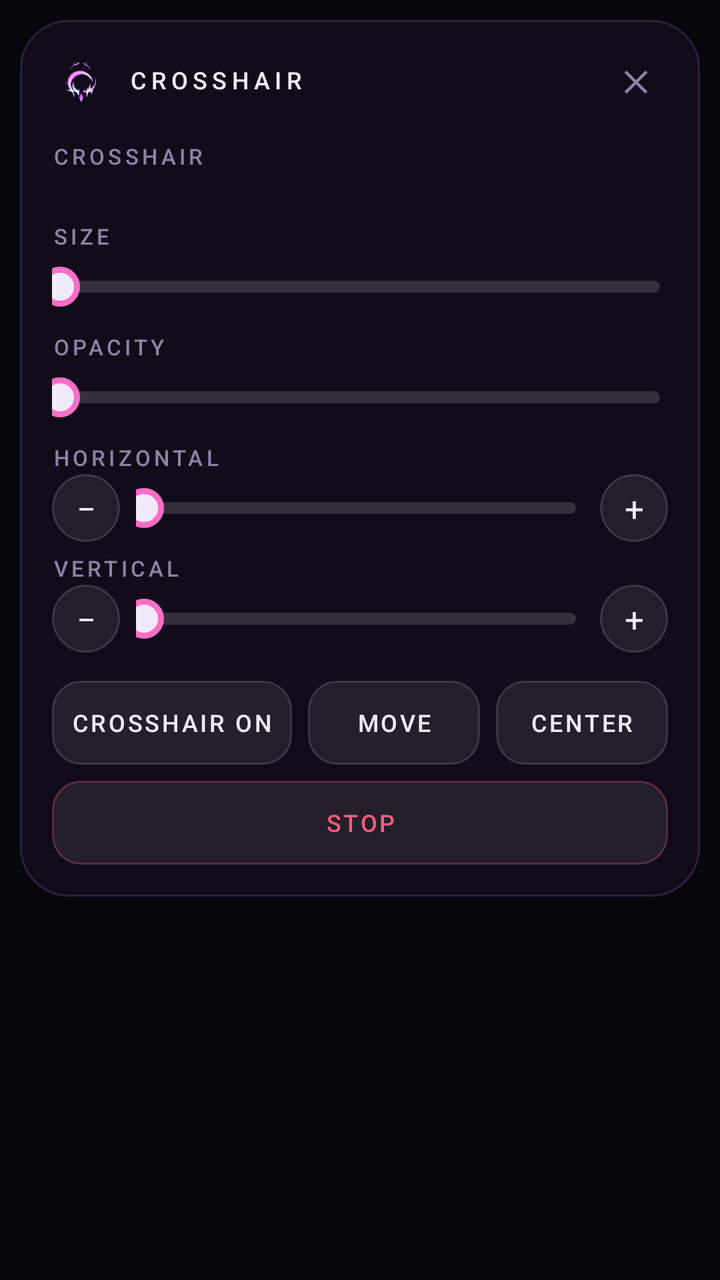
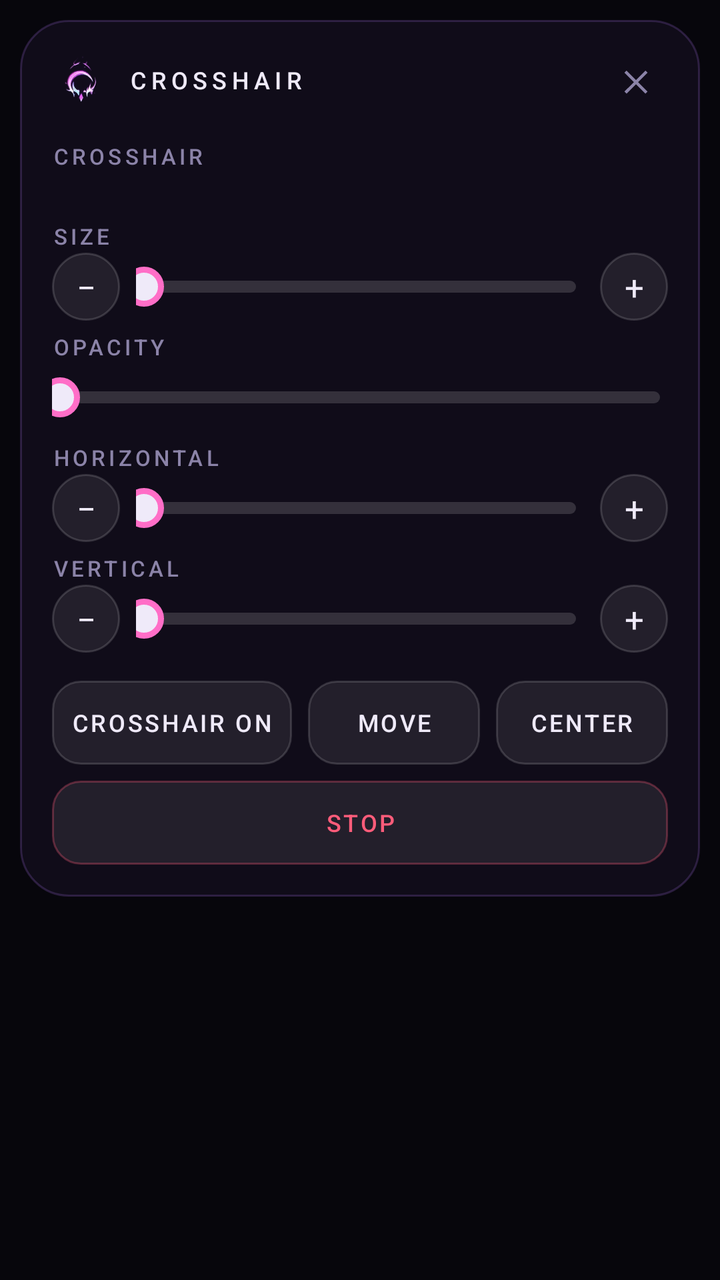

Compare the two renders of this Android layout. The source of the first and the diff that turns it into the second are given below.
<!-- AndroidManifest.xml: application theme Theme.Crosshair -->
<!-- res/layout/overlay_panel.xml -->
<?xml version="1.0" encoding="utf-8"?>
<FrameLayout xmlns:android="http://schemas.android.com/apk/res/android"
    android:id="@+id/panel_root"
    android:layout_width="match_parent"
    android:layout_height="wrap_content">

    <LinearLayout
        android:id="@+id/panel_card"
        android:layout_width="match_parent"
        android:layout_height="wrap_content"
        android:layout_margin="10dp"
        android:background="@drawable/bg_panel"
        android:elevation="20dp"
        android:orientation="vertical"
        android:paddingStart="16dp"
        android:paddingTop="14dp"
        android:paddingEnd="16dp"
        android:paddingBottom="16dp">

        
        <LinearLayout
            android:layout_width="match_parent"
            android:layout_height="wrap_content"
            android:gravity="center_vertical"
            android:orientation="horizontal">

            <ImageView
                android:id="@+id/panel_icon"
                android:layout_width="28dp"
                android:layout_height="28dp"
                android:contentDescription="@null"
                android:src="@drawable/ic_sigil" />

            <TextView
                android:layout_width="0dp"
                android:layout_height="wrap_content"
                android:layout_marginStart="10dp"
                android:layout_weight="1"
                android:letterSpacing="0.20"
                android:text="@string/panel_title"
                android:textAllCaps="true"
                android:textColor="@color/text"
                android:textSize="12sp"
                android:fontFamily="sans-serif-medium" />

            <ImageView
                android:id="@+id/panel_close"
                android:layout_width="32dp"
                android:layout_height="32dp"
                android:background="@drawable/bg_round_ghost"
                android:clickable="true"
                android:contentDescription="@string/close"
                android:focusable="true"
                android:padding="7dp"
                android:src="@drawable/ic_close" />
        </LinearLayout>

        
        <TextView
            style="@style/Label"
            android:layout_width="wrap_content"
            android:layout_height="wrap_content"
            android:layout_marginTop="16dp"
            android:text="@string/label_style" />

        <HorizontalScrollView
            android:id="@+id/picker_scroll"
            android:layout_width="match_parent"
            android:layout_height="wrap_content"
            android:layout_marginTop="8dp"
            android:clipToPadding="false"
            android:scrollbars="none">

            <LinearLayout
                android:id="@+id/picker_row"
                android:layout_width="wrap_content"
                android:layout_height="wrap_content"
                android:orientation="horizontal" />
        </HorizontalScrollView>

        <TextView
            android:id="@+id/picker_empty"
            android:layout_width="match_parent"
            android:layout_height="wrap_content"
            android:layout_marginTop="8dp"
            android:lineSpacingExtra="2dp"
            android:text="@string/picker_empty"
            android:textColor="@color/muted"
            android:textSize="12sp"
            android:visibility="gone" />

        
        <LinearLayout
            android:layout_width="match_parent"
            android:layout_height="wrap_content"
            android:layout_marginTop="18dp"
            android:baselineAligned="false"
            android:gravity="center_vertical"
            android:orientation="horizontal">

            <TextView
                style="@style/Label"
                android:layout_width="0dp"
                android:layout_height="wrap_content"
                android:layout_weight="1"
                android:text="@string/label_size" />

            <TextView
                android:id="@+id/value_size"
                style="@style/Readout"
                android:layout_width="wrap_content"
                android:layout_height="wrap_content" />
        </LinearLayout>

        <SeekBar
            android:id="@+id/seek_size"
            style="@style/Slider" />

        
        <LinearLayout
            android:layout_width="match_parent"
            android:layout_height="wrap_content"
            android:layout_marginTop="6dp"
            android:baselineAligned="false"
            android:gravity="center_vertical"
            android:orientation="horizontal">

            <TextView
                style="@style/Label"
                android:layout_width="0dp"
                android:layout_height="wrap_content"
                android:layout_weight="1"
                android:text="@string/label_opacity" />

            <TextView
                android:id="@+id/value_opacity"
                style="@style/Readout"
                android:layout_width="wrap_content"
                android:layout_height="wrap_content" />
        </LinearLayout>

        <SeekBar
            android:id="@+id/seek_opacity"
            style="@style/Slider" />

        <TextView
            android:id="@+id/opacity_warning"
            android:layout_width="match_parent"
            android:layout_height="wrap_content"
            android:layout_marginTop="2dp"
            android:lineSpacingExtra="2dp"
            android:text="@string/opacity_warning"
            android:textColor="@color/danger"
            android:textSize="11sp"
            android:visibility="gone" />

        
        <LinearLayout
            android:layout_width="match_parent"
            android:layout_height="wrap_content"
            android:layout_marginTop="6dp"
            android:baselineAligned="false"
            android:gravity="center_vertical"
            android:orientation="horizontal">

            <TextView
                style="@style/Label"
                android:layout_width="0dp"
                android:layout_height="wrap_content"
                android:layout_weight="1"
                android:text="@string/label_x" />

            <TextView
                android:id="@+id/value_x"
                style="@style/Readout"
                android:layout_width="wrap_content"
                android:layout_height="wrap_content" />
        </LinearLayout>

        <LinearLayout
            android:layout_width="match_parent"
            android:layout_height="wrap_content"
            android:gravity="center_vertical"
            android:orientation="horizontal">

            <TextView
                android:id="@+id/step_x_minus"
                android:layout_width="34dp"
                android:layout_height="34dp"
                android:background="@drawable/bg_step"
                android:clickable="true"
                android:contentDescription="@string/decrease"
                android:focusable="true"
                android:gravity="center"
                android:text="−"
                android:textColor="@color/text"
                android:textSize="17sp" />

            <SeekBar
                android:id="@+id/seek_x"
                style="@style/Slider"
                android:layout_width="0dp"
                android:layout_marginStart="8dp"
                android:layout_marginEnd="8dp"
                android:layout_weight="1" />

            <TextView
                android:id="@+id/step_x_plus"
                android:layout_width="34dp"
                android:layout_height="34dp"
                android:background="@drawable/bg_step"
                android:clickable="true"
                android:contentDescription="@string/increase"
                android:focusable="true"
                android:gravity="center"
                android:text="+"
                android:textColor="@color/text"
                android:textSize="17sp" />
        </LinearLayout>

        
        <LinearLayout
            android:layout_width="match_parent"
            android:layout_height="wrap_content"
            android:layout_marginTop="6dp"
            android:baselineAligned="false"
            android:gravity="center_vertical"
            android:orientation="horizontal">

            <TextView
                style="@style/Label"
                android:layout_width="0dp"
                android:layout_height="wrap_content"
                android:layout_weight="1"
                android:text="@string/label_y" />

            <TextView
                android:id="@+id/value_y"
                style="@style/Readout"
                android:layout_width="wrap_content"
                android:layout_height="wrap_content" />
        </LinearLayout>

        <LinearLayout
            android:layout_width="match_parent"
            android:layout_height="wrap_content"
            android:gravity="center_vertical"
            android:orientation="horizontal">

            <TextView
                android:id="@+id/step_y_minus"
                android:layout_width="34dp"
                android:layout_height="34dp"
                android:background="@drawable/bg_step"
                android:clickable="true"
                android:contentDescription="@string/decrease"
                android:focusable="true"
                android:gravity="center"
                android:text="−"
                android:textColor="@color/text"
                android:textSize="17sp" />

            <SeekBar
                android:id="@+id/seek_y"
                style="@style/Slider"
                android:layout_width="0dp"
                android:layout_marginStart="8dp"
                android:layout_marginEnd="8dp"
                android:layout_weight="1" />

            <TextView
                android:id="@+id/step_y_plus"
                android:layout_width="34dp"
                android:layout_height="34dp"
                android:background="@drawable/bg_step"
                android:clickable="true"
                android:contentDescription="@string/increase"
                android:focusable="true"
                android:gravity="center"
                android:text="+"
                android:textColor="@color/text"
                android:textSize="17sp" />
        </LinearLayout>

        <TextView
            android:id="@+id/move_hint"
            android:layout_width="match_parent"
            android:layout_height="wrap_content"
            android:layout_marginTop="10dp"
            android:lineSpacingExtra="2dp"
            android:text="@string/move_hint"
            android:textColor="@color/ice"
            android:textSize="12sp"
            android:visibility="gone" />

        
        <LinearLayout
            android:layout_width="match_parent"
            android:layout_height="wrap_content"
            android:layout_marginTop="14dp"
            android:baselineAligned="false"
            android:orientation="horizontal">

            <TextView
                android:id="@+id/btn_visible"
                style="@style/Pill"
                android:layout_width="0dp"
                android:layout_marginEnd="8dp"
                android:layout_weight="1.4"
                android:text="@string/crosshair_on" />

            <TextView
                android:id="@+id/btn_move"
                style="@style/Pill"
                android:layout_width="0dp"
                android:layout_marginEnd="8dp"
                android:layout_weight="1"
                android:text="@string/move" />

            <TextView
                android:id="@+id/btn_center"
                style="@style/Pill"
                android:layout_width="0dp"
                android:layout_weight="1"
                android:text="@string/center" />
        </LinearLayout>

        <TextView
            android:id="@+id/btn_stop"
            style="@style/Pill"
            android:layout_width="match_parent"
            android:layout_marginTop="8dp"
            android:background="@drawable/bg_pill_danger"
            android:text="@string/stop"
            android:textColor="@color/danger" />
    </LinearLayout>
</FrameLayout>
<!-- resources referenced by this layout -->
<resources>
  <color name="danger">#FF5C7A</color>
  <color name="ice">#8FD9FF</color>
  <color name="muted">#8B83A8</color>
  <color name="text">#EFEAF9</color>
  <!-- drawable bg_panel (drawable) -->
  <?xml version="1.0" encoding="utf-8"?>
  <shape xmlns:android="http://schemas.android.com/apk/res/android" android:shape="rectangle">
      <corners android:radius="24dp" />
      <solid android:color="@color/panel" />
      <stroke android:width="1dp" android:color="@color/hairline" />
  </shape>
  <!-- drawable bg_round_ghost (drawable) -->
  <?xml version="1.0" encoding="utf-8"?>
  <selector xmlns:android="http://schemas.android.com/apk/res/android">
      <item android:state_pressed="true">
          <shape android:shape="oval">
              <solid android:color="@color/ghost_high" />
          </shape>
      </item>
      <item>
          <shape android:shape="oval">
              <solid android:color="@android:color/transparent" />
          </shape>
      </item>
  </selector>
  <string name="center">Center</string>
  <string name="close">Close</string>
  <string name="crosshair_on">Crosshair on</string>
  <string name="decrease">Decrease</string>
  <string name="increase">Increase</string>
  <string name="label_opacity">Opacity</string>
  <string name="label_size">Size</string>
  <string name="label_style">Crosshair</string>
  <string name="label_x">Horizontal</string>
  <string name="label_y">Vertical</string>
  <string name="move">Move</string>
  <string name="move_hint">Drag the crosshair to place it. Tap it once to snap back to center.</string>
  <string name="opacity_warning" formatted="false">Android 12 and newer block taps that land on the crosshair when a pass-through overlay is more than 80% opaque. Turn on max priority mode for solid 100%, or drop to 80%.</string>
  <string name="panel_title">Crosshair</string>
  <string name="picker_empty">Nothing imported yet. Tap + to add an image.</string>
  <string name="stop">Stop</string>
  <style name="Label">
          <item name="android:textColor">@color/muted</item>
          <item name="android:textSize">11sp</item>
          <item name="android:textAllCaps">true</item>
          <item name="android:letterSpacing">0.16</item>
          <item name="android:fontFamily">sans-serif-medium</item>
          <item name="android:includeFontPadding">false</item>
      </style>
  <style name="Readout">
          <item name="android:textColor">@color/ice</item>
          <item name="android:textSize">13sp</item>
          <item name="android:fontFamily">monospace</item>
          <item name="android:includeFontPadding">false</item>
      </style>
  <style name="Theme.Crosshair" parent="Theme.AppCompat.NoActionBar">
          <item name="android:windowBackground">@color/void_bg</item>
          <item name="android:statusBarColor">@color/void_bg</item>
          <item name="android:navigationBarColor">@color/void_bg</item>
          <item name="android:textColorPrimary">@color/text</item>
          <item name="android:textColorSecondary">@color/muted</item>
          <item name="colorAccent">@color/accent</item>
      </style>
  <color name="panel">#F2110D1A</color>
  <color name="hairline">#33B57BFF</color>
  <color name="ghost">#14FFFFFF</color>
  <color name="ghost_high">#22FFFFFF</color>
  <color name="thumb_selected">#33FF6EC7</color>
  <color name="track">#26FFFFFF</color>
  <!-- drawable seek_thumb (drawable) -->
  <?xml version="1.0" encoding="utf-8"?>
  <shape xmlns:android="http://schemas.android.com/apk/res/android" android:shape="oval">
      <solid android:color="@color/text" />
      <stroke android:width="3dp" android:color="@color/accent" />
      <size android:width="20dp" android:height="20dp" />
  </shape>
  <color name="void_bg">#07060C</color>
  <color name="accent">#FF6EC7</color>
  <color name="accent_soft">#B57BFF</color>
  <!-- unchanged entries left out for length: 8 -->
</resources>

<!-- the commit's change to res/layout/overlay_panel.xml (unified diff, before → after) -->
@@ -112,9 +112,46 @@
                 android:layout_height="wrap_content" />
         </LinearLayout>
 
-        <SeekBar
-            android:id="@+id/seek_size"
-            style="@style/Slider" />
+        <LinearLayout
+            android:layout_width="match_parent"
+            android:layout_height="wrap_content"
+            android:gravity="center_vertical"
+            android:orientation="horizontal">
+
+            <TextView
+                android:id="@+id/step_size_minus"
+                android:layout_width="34dp"
+                android:layout_height="34dp"
+                android:background="@drawable/bg_step"
+                android:clickable="true"
+                android:contentDescription="@string/decrease"
+                android:focusable="true"
+                android:gravity="center"
+                android:text="−"
+                android:textColor="@color/text"
+                android:textSize="17sp" />
+
+            <SeekBar
+                android:id="@+id/seek_size"
+                style="@style/Slider"
+                android:layout_width="0dp"
+                android:layout_marginStart="8dp"
+                android:layout_marginEnd="8dp"
+                android:layout_weight="1" />
+
+            <TextView
+                android:id="@+id/step_size_plus"
+                android:layout_width="34dp"
+                android:layout_height="34dp"
+                android:background="@drawable/bg_step"
+                android:clickable="true"
+                android:contentDescription="@string/increase"
+                android:focusable="true"
+                android:gravity="center"
+                android:text="+"
+                android:textColor="@color/text"
+                android:textSize="17sp" />
+        </LinearLayout>
 
         
         <LinearLayout
